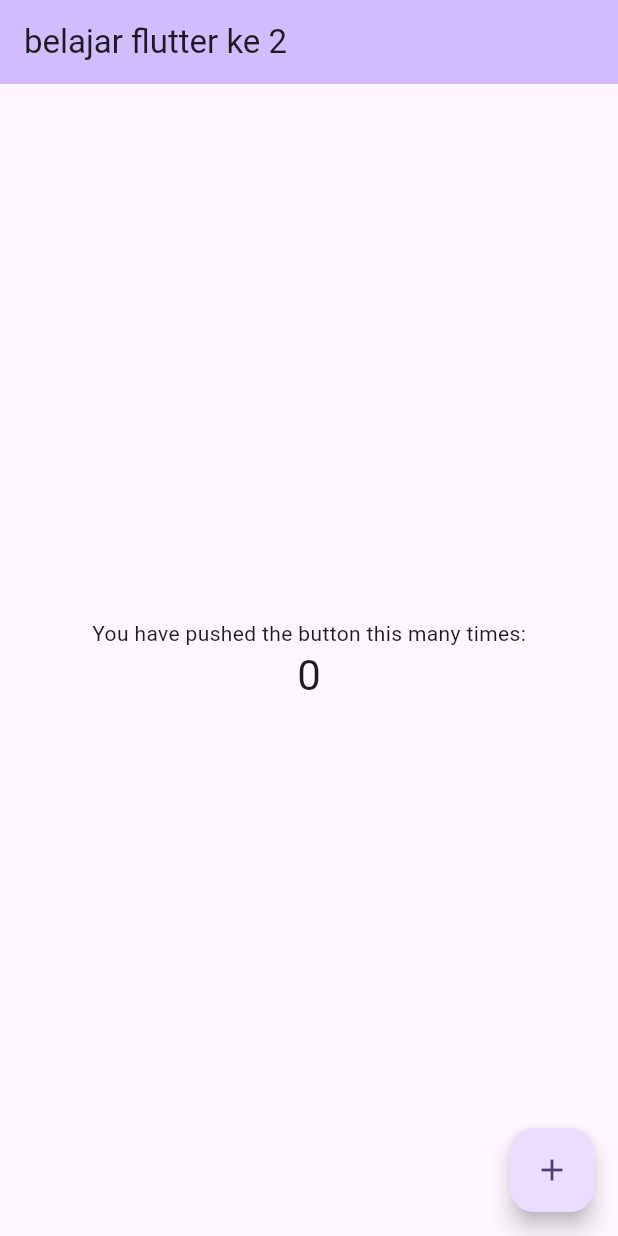
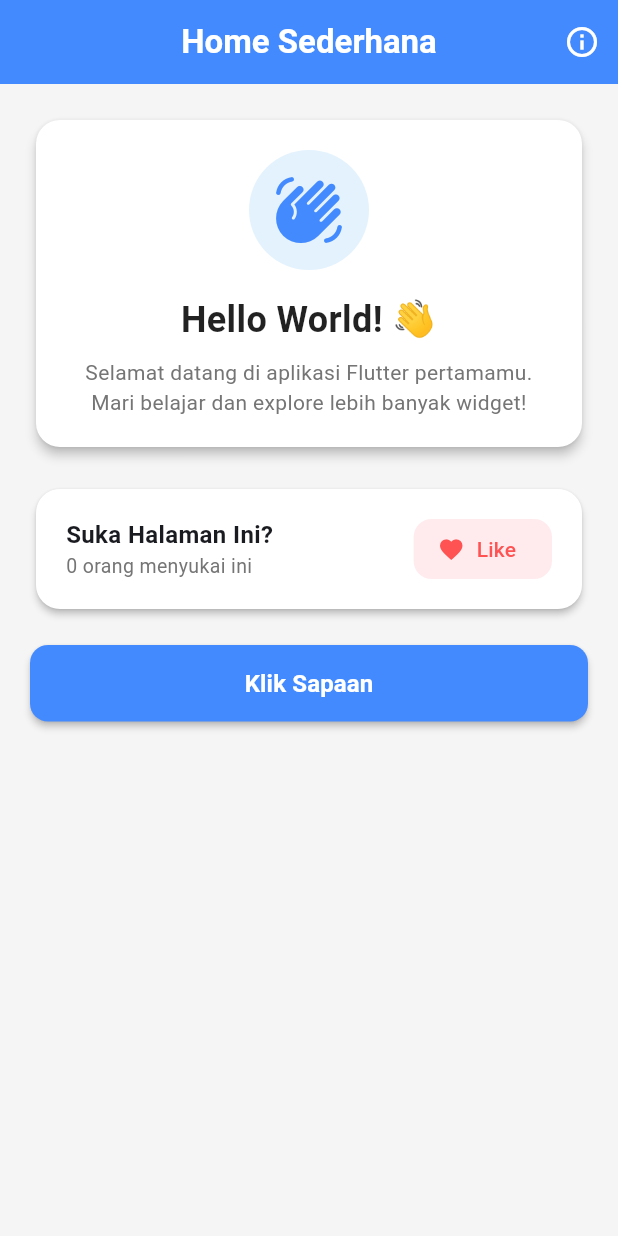
Before and after one commit to ElvizAl/belajar-flutter-2, a Flutter app: the screen it shows after launch, on a phone screen of 412 x 824 dp. Run offline on Flutter 3.47's test engine with Material 3 defaults, Android fonts, the phone set to English and light mode, and no system bars.

Commit message:
styling main.dart for home

```diff
--- a/lib/main.dart
+++ b/lib/main.dart
@@ -7,116 +7,191 @@ void main() {
 class MyApp extends StatelessWidget {
   const MyApp({super.key});
 
-  // This widget is the root of your application.
   @override
   Widget build(BuildContext context) {
     return MaterialApp(
-      title: 'hello world',
+      debugShowCheckedModeBanner: false,
+      title: 'Belajar Flutter',
       theme: ThemeData(
-        // This is the theme of your application.
-        //
-        // TRY THIS: Try running your application with "flutter run". You'll see
-        // the application has a purple toolbar. Then, without quitting the app,
-        // try changing the seedColor in the colorScheme below to Colors.green
-        // and then invoke "hot reload" (save your changes or press the "hot
-        // reload" button in a Flutter-supported IDE, or press "r" if you used
-        // the command line to start the app).
-        //
-        // Notice that the counter didn't reset back to zero; the application
-        // state is not lost during the reload. To reset the state, use hot
-        // restart instead.
-        //
-        // This works for code too, not just values: Most code changes can be
-        // tested with just a hot reload.
-        colorScheme: .fromSeed(seedColor: Colors.deepPurple),
+        colorScheme: ColorScheme.fromSeed(seedColor: Colors.blueAccent),
+        useMaterial3: true,
       ),
-      home: const MyHomePage(title: 'belajar flutter ke 2'),
+      home: const HomePage(),
     );
   }
 }
 
-class MyHomePage extends StatefulWidget {
-  const MyHomePage({super.key, required this.title});
-
-  // This widget is the home page of your application. It is stateful, meaning
-  // that it has a State object (defined below) that contains fields that affect
-  // how it looks.
-
-  // This class is the configuration for the state. It holds the values (in this
-  // case the title) provided by the parent (in this case the App widget) and
-  // used by the build method of the State. Fields in a Widget subclass are
-  // always marked "final".
-
-  final String title;
+class HomePage extends StatefulWidget {
+  const HomePage({super.key});
 
   @override
-  State<MyHomePage> createState() => _MyHomePageState();
+  State<HomePage> createState() => _HomePageState();
 }
 
-class _MyHomePageState extends State<MyHomePage> {
-  int _counter = 0;
+class _HomePageState extends State<HomePage> {
+  int _likeCount = 0;
 
-  void _incrementCounter() {
+  void _tambahLike() {
     setState(() {
-      // This call to setState tells the Flutter framework that something has
-      // changed in this State, which causes it to rerun the build method below
-      // so that the display can reflect the updated values. If we changed
-      // _counter without calling setState(), then the build method would not be
-      // called again, and so nothing would appear to happen.
-      _counter++;
+      _likeCount++;
     });
   }
 
   @override
   Widget build(BuildContext context) {
-    // This method is rerun every time setState is called, for instance as done
-    // by the _incrementCounter method above.
-    //
-    // The Flutter framework has been optimized to make rerunning build methods
-    // fast, so that you can just rebuild anything that needs updating rather
-    // than having to individually change instances of widgets.
     return Scaffold(
+      backgroundColor: Colors.grey[100],
       appBar: AppBar(
-        // TRY THIS: Try changing the color here to a specific color (to
-        // Colors.amber, perhaps?) and trigger a hot reload to see the AppBar
-        // change color while the other colors stay the same.
-        backgroundColor: Theme.of(context).colorScheme.inversePrimary,
-        // Here we take the value from the MyHomePage object that was created by
-        // the App.build method, and use it to set our appbar title.
-        title: Text(widget.title),
+        title: const Text(
+          'Home Sederhana',
+          style: TextStyle(fontWeight: FontWeight.bold),
+        ),
+        centerTitle: true,
+        backgroundColor: Colors.blueAccent,
+        foregroundColor: Colors.white,
+        elevation: 0,
+        actions: [
+          IconButton(
+            icon: const Icon(Icons.info_outline),
+            tooltip: 'Tentang',
+            onPressed: () {
+              ScaffoldMessenger.of(context).showSnackBar(
+                const SnackBar(
+                  content: Text('Ini adalah aplikasi Home sederhana!'),
+                  duration: Duration(seconds: 2),
+                ),
+              );
+            },
+          ),
+        ],
       ),
-      body: Center(
-        // Center is a layout widget. It takes a single child and positions it
-        // in the middle of the parent.
+      body: SingleChildScrollView(
+        padding: const EdgeInsets.all(20.0),
         child: Column(
-          // Column is also a layout widget. It takes a list of children and
-          // arranges them vertically. By default, it sizes itself to fit its
-          // children horizontally, and tries to be as tall as its parent.
-          //
-          // Column has various properties to control how it sizes itself and
-          // how it positions its children. Here we use mainAxisAlignment to
-          // center the children vertically; the main axis here is the vertical
-          // axis because Columns are vertical (the cross axis would be
-          // horizontal).
-          //
-          // TRY THIS: Invoke "debug painting" (choose the "Toggle Debug Paint"
-          // action in the IDE, or press "p" in the console), to see the
-          // wireframe for each widget.
-          mainAxisAlignment: .center,
+          crossAxisAlignment: CrossAxisAlignment.stretch,
           children: [
-            const Text('You have pushed the button this many times:'),
-            Text(
-              '$_counter',
-              style: Theme.of(context).textTheme.headlineMedium,
+            Card(
+              elevation: 3,
+              shape: RoundedRectangleBorder(
+                borderRadius: BorderRadius.circular(16),
+              ),
+              color: Colors.white,
+              child: Padding(
+                padding: const EdgeInsets.all(20.0),
+                child: Column(
+                  children: [
+                    Container(
+                      padding: const EdgeInsets.all(16),
+                      decoration: BoxDecoration(
+                        color: Colors.blue[50],
+                        shape: BoxShape.circle,
+                      ),
+                      child: const Icon(
+                        Icons.waving_hand_rounded,
+                        color: Colors.blueAccent,
+                        size: 48,
+                      ),
+                    ),
+                    const SizedBox(height: 16),
+                    const Text(
+                      'Hello World! 👋',
+                      style: TextStyle(
+                        fontSize: 24,
+                        fontWeight: FontWeight.bold,
+                        color: Colors.black87,
+                      ),
+                    ),
+                    const SizedBox(height: 8),
+                    Text(
+                      'Selamat datang di aplikasi Flutter pertamamu. Mari belajar dan explore lebih banyak widget!',
+                      textAlign: TextAlign.center,
+                      style: TextStyle(
+                        fontSize: 14,
+                        color: Colors.grey[600],
+                      ),
+                    ),
+                  ],
+                ),
+              ),
+            ),
+            const SizedBox(height: 20),
+            Card(
+              elevation: 2,
+              shape: RoundedRectangleBorder(
+                borderRadius: BorderRadius.circular(16),
+              ),
+              color: Colors.white,
+              child: Padding(
+                padding: const EdgeInsets.symmetric(
+                  horizontal: 20.0,
+                  vertical: 16.0,
+                ),
+                child: Row(
+                  mainAxisAlignment: MainAxisAlignment.spaceBetween,
+                  children: [
+                    Column(
+                      crossAxisAlignment: CrossAxisAlignment.start,
+                      children: [
+                        const Text(
+                          'Suka Halaman Ini?',
+                          style: TextStyle(
+                            fontSize: 16,
+                            fontWeight: FontWeight.w600,
+                          ),
+                        ),
+                        Text(
+                          '$_likeCount orang menyukai ini',
+                          style: TextStyle(
+                            fontSize: 13,
+                            color: Colors.grey[600],
+                          ),
+                        ),
+                      ],
+                    ),
+                    ElevatedButton.icon(
+                      onPressed: _tambahLike,
+                      icon: const Icon(Icons.favorite, color: Colors.redAccent),
+                      label: const Text('Like'),
+                      style: ElevatedButton.styleFrom(
+                        backgroundColor: Colors.red[50],
+                        foregroundColor: Colors.redAccent,
+                        elevation: 0,
+                        shape: RoundedRectangleBorder(
+                          borderRadius: BorderRadius.circular(12),
+                        ),
+                      ),
+                    ),
+                  ],
+                ),
+              ),
+            ),
+            const SizedBox(height: 20),
+            ElevatedButton(
+              onPressed: () {
+                ScaffoldMessenger.of(context).showSnackBar(
+                  const SnackBar(
+                    content: Text('Halo! Tombol berhasil ditekan 🎉'),
+                    behavior: SnackBarBehavior.floating,
+                  ),
+                );
+              },
+              style: ElevatedButton.styleFrom(
+                backgroundColor: Colors.blueAccent,
+                foregroundColor: Colors.white,
+                padding: const EdgeInsets.symmetric(vertical: 14),
+                shape: RoundedRectangleBorder(
+                  borderRadius: BorderRadius.circular(12),
+                ),
+                elevation: 2,
+              ),
+              child: const Text(
+                'Klik Sapaan',
+                style: TextStyle(fontSize: 16, fontWeight: FontWeight.w600),
+              ),
             ),
           ],
         ),
       ),
-      floatingActionButton: FloatingActionButton(
-        onPressed: _incrementCounter,
-        tooltip: 'Increment',
-        child: const Icon(Icons.add),
-      ),
     );
   }
 }
```
